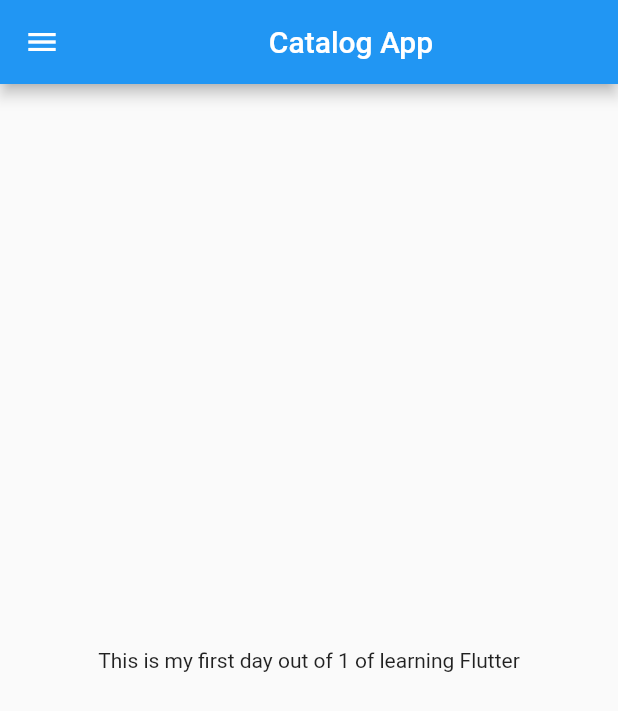
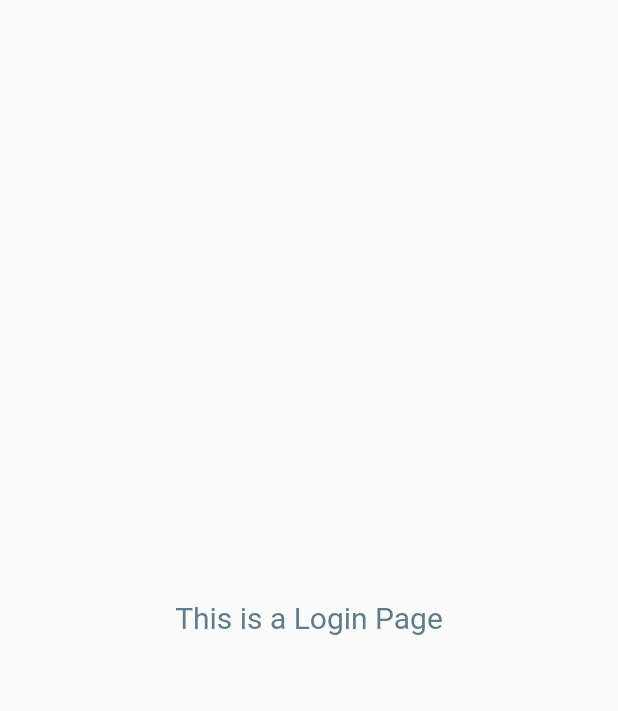
Before and after one commit to lurkingdth/30daysofflutter, a Flutter app: the screen it shows after launch, on a phone screen of 412 x 824 dp. Shown: the top 711 px of the screen. Run offline on Flutter 3.47's test engine with Material 2 defaults, Android fonts, the phone set to English and light mode, and no system bars.

Commit message:
Changes made for Day 3

```diff
--- a/lib/main.dart
+++ b/lib/main.dart
@@ -1,5 +1,6 @@
 import 'package:flutter/material.dart';
-import 'package:flutter_catalog/home_page.dart';
+import 'package:flutter_catalog/pages/home_page.dart';
+import 'package:flutter_catalog/pages/login_page.dart';
 
 void main() {
   runApp(const MyApp());
@@ -10,6 +11,21 @@ class MyApp extends StatelessWidget {
 
   @override
   Widget build(BuildContext context) {
-    return MaterialApp(home: HomePage());
+    return MaterialApp(
+      //To toggle between Light and Dark themes
+      darkTheme: ThemeData(brightness: Brightness.dark),
+
+      //this is for light theme
+      theme: ThemeData(primarySwatch: Colors.amber),
+
+      /*This would choose the default system theme. Set ThemeMode:
+      ThemeMode.light/dark to switch between light and dark themes.*/
+      themeMode: ThemeMode.light,
+
+      routes: {
+        // "/": (context) => const HomePage(),
+        "/": (context) => const LoginPage(),
+      },
+    );
   }
 }
--- a/lib/home_page.dart
+++ b/lib/pages/home_page.dart
@@ -9,14 +9,14 @@ class HomePage extends StatelessWidget {
 
     return Scaffold(
       appBar: AppBar(
-        title: Center(child: Text('Catalog App')),
+        title: const Center(child: Text('Catalog App')),
       ),
       body: Center(
         child: Container(
           child: Text("This is my first day out of $days of learning Flutter"),
         ),
       ),
-      drawer: Drawer(),
+      drawer: const Drawer(),
     );
   }
 }
--- /dev/null
+++ b/lib/pages/login_page.dart
@@ -0,0 +1,19 @@
+import 'package:flutter/material.dart';
+
+class LoginPage extends StatelessWidget {
+  const LoginPage({super.key});
+
+  @override
+  Widget build(BuildContext context) {
+    return const Material(
+      child: Center(
+          child: Text(
+        "This is a Login Page",
+        style: TextStyle(
+          fontSize: 20,
+          color: Colors.blueGrey,
+        ),
+      )),
+    );
+  }
+}
```
